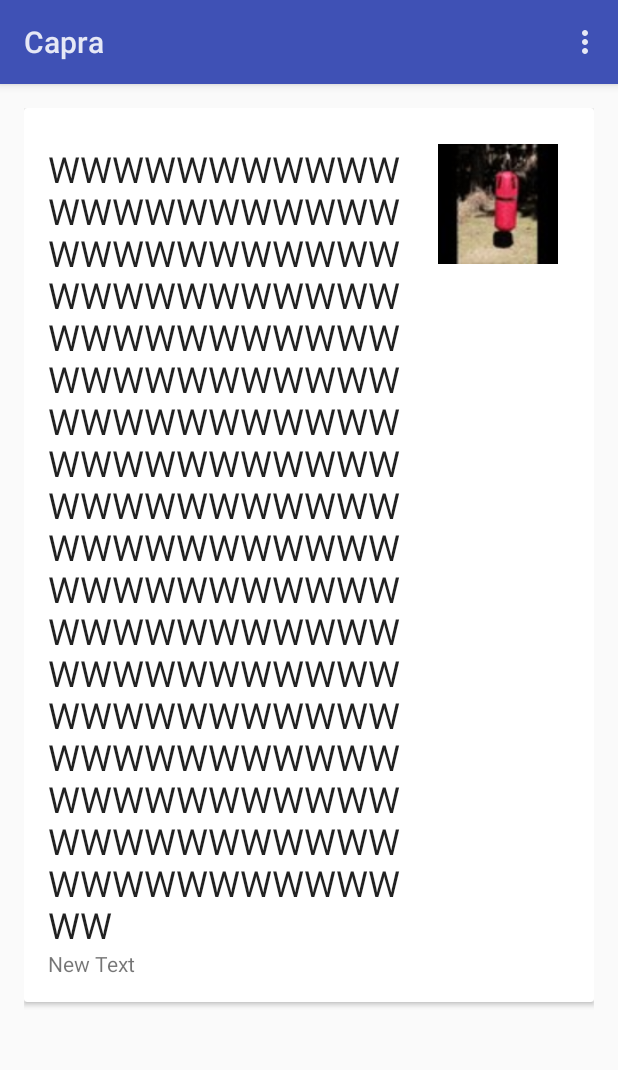
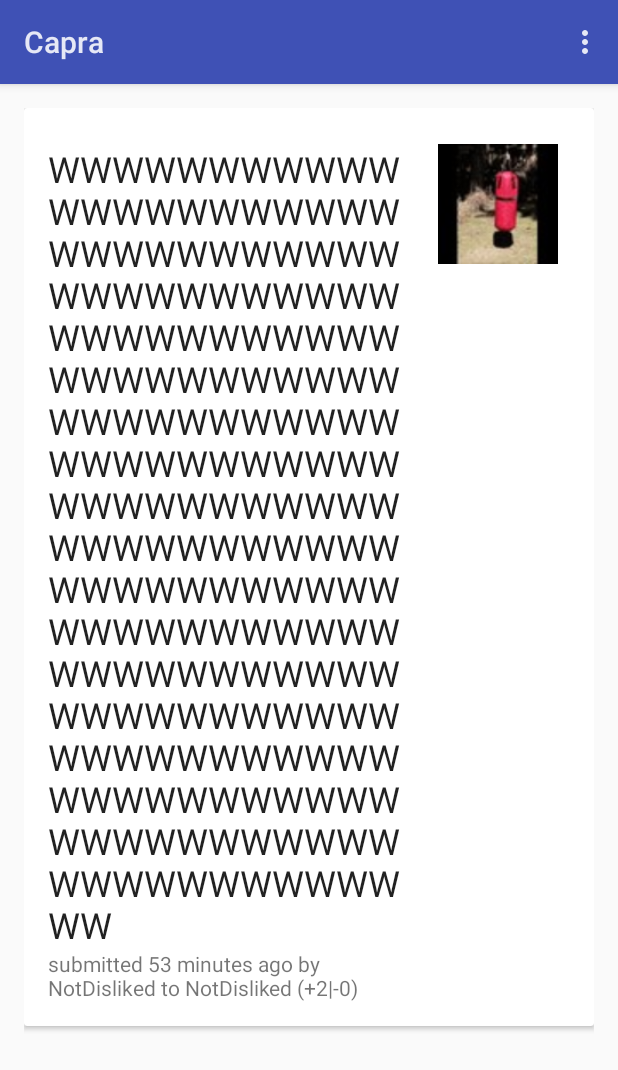
Before and after one commit to notdisliked/Capra, an Android app: the screen it shows after launch (MainActivity), on a phone screen of 412 x 824 dp. Shown: the top 1070 px of the screen. Run offline under Robolectric (Android 15) with nearby library versions, the phone set to English and light mode, and no system bars.

Commit message:
Add Fake info

```diff
--- a/app/src/main/res/layout/picture_post.xml
+++ b/app/src/main/res/layout/picture_post.xml
@@ -38,7 +38,7 @@
                         android:layout_width="wrap_content"
                         android:layout_height="wrap_content"
                         android:textSize="14sp"
-                        android:text="New Text"
+                        android:text="submitted 53 minutes ago by NotDisliked to NotDisliked (+2|-0)"
                         android:id="@+id/textView2"
                         android:textColor="@color/text_secondary" />
                 </LinearLayout>
```
